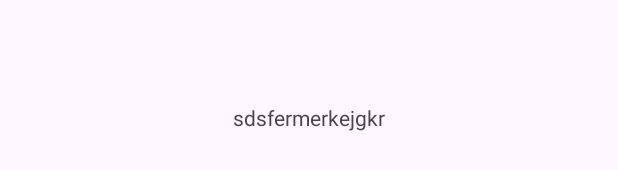
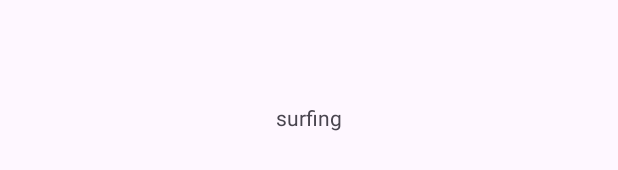
Before and after one commit to Axel202310/EF-MovilesApp-Grupo3, an Android app: the layout activity_main.xml on its own in the app's theme, with its tools: preview values and no code run, on a phone screen of 412 x 824 dp. Shown: the part 808-978 px from the top of the screen. Run offline under Robolectric (Android 15) with nearby library versions, the phone set to English and light mode, and no system bars.

Commit message:
cambie al activitymain.xml

```diff
--- a/app/src/main/res/layout/activity_main.xml
+++ b/app/src/main/res/layout/activity_main.xml
@@ -43,7 +43,7 @@
         android:layout_width="wrap_content"
         android:layout_height="wrap_content"
         android:layout_marginTop="104dp"
-        android:text="sdsfermerkejgkr"
+        android:text="surfing"
         app:layout_constraintBottom_toBottomOf="parent"
         app:layout_constraintEnd_toEndOf="parent"
         app:layout_constraintStart_toStartOf="parent"
```
